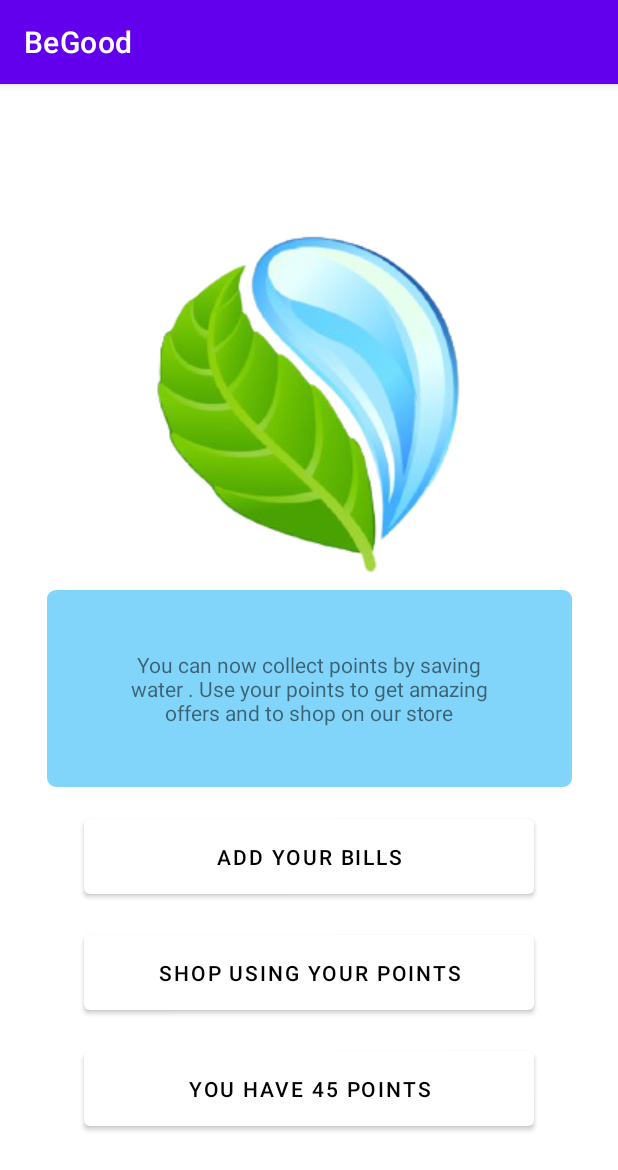
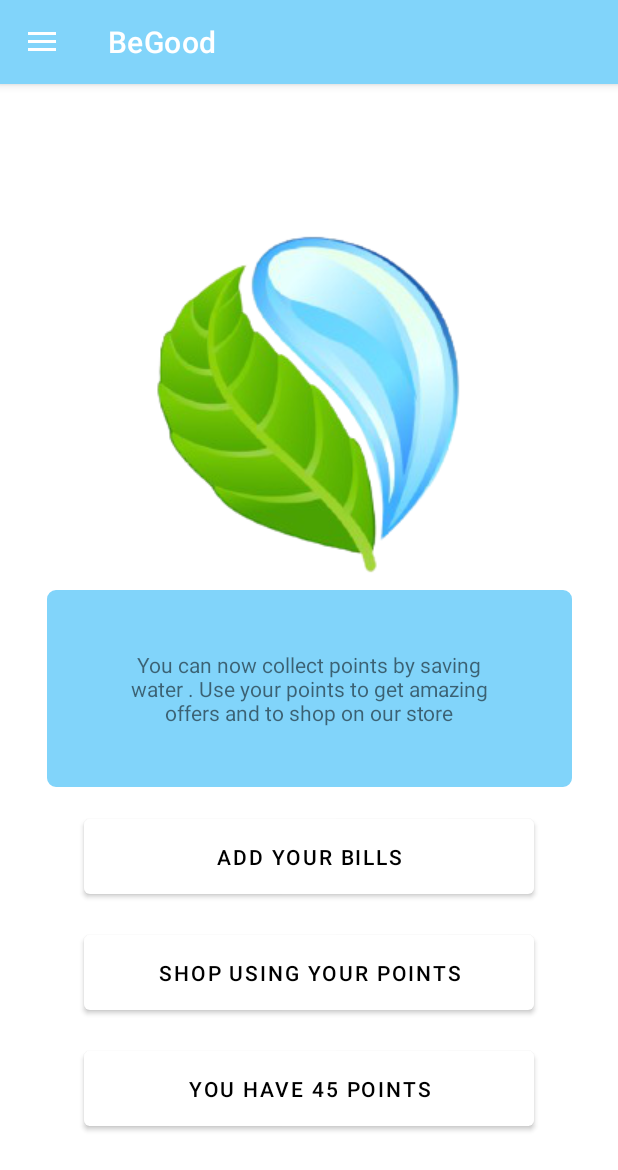
Before and after one commit to RahafJ/BeGoodProjectFinal, an Android app: the homepage screen opened directly, with no data from a screen before it, on a phone screen of 412 x 824 dp. Shown: the top 1170 px of the screen. Run offline under Robolectric (Android 15) with nearby library versions, the phone set to English and light mode, and no system bars; Roboto replaces fonts that are not available here.

Commit message:
SplashScreen,, LogIn,, Sign Up Page,, Home Page,,, navigation Drawer

```diff
--- a/app/src/main/AndroidManifest.xml
+++ b/app/src/main/AndroidManifest.xml
@@ -8,11 +8,11 @@
         android:label="@string/app_name"
         android:roundIcon="@mipmap/ic_launcher_round"
         android:supportsRtl="true"
-        android:theme="@style/SplashScreenTheme">
+        android:theme="@style/Theme.BeGoodProject">
 
-        <activity android:name=".SignUp"></activity>
-        <activity android:name=".homepage"></activity>
 
+        <activity android:name=".SignUp" />
+        <activity android:name=".homepage" />
         <activity android:name=".MainActivity">
             <intent-filter>
                 <action android:name="android.intent.action.MAIN" />
--- a/app/src/main/java/com/example/begoodproject/homepage.kt
+++ b/app/src/main/java/com/example/begoodproject/homepage.kt
@@ -1,15 +1,43 @@
 package com.example.begoodproject
 
 import android.os.Bundle
+import android.view.MenuItem
+import android.widget.Toast
+import androidx.appcompat.app.ActionBarDrawerToggle
 import androidx.appcompat.app.AppCompatActivity
+import kotlinx.android.synthetic.main.home_page.*
 
 class homepage : AppCompatActivity() {
+
+
+    lateinit var toggle: ActionBarDrawerToggle
     override fun onCreate(savedInstanceState: Bundle?) {
         super.onCreate(savedInstanceState)
         setTheme(R.style.Theme_BeGoodProject)
         setContentView(R.layout.home_page)
 
+        toggle = ActionBarDrawerToggle(this, drawerLayout, R.string.open, R.string.close )
+        drawerLayout.addDrawerListener(toggle)
+        toggle.syncState()
+        supportActionBar?.setDisplayHomeAsUpEnabled(true)
+        nav_view.setNavigationItemSelectedListener {
+            when(it.itemId){
+                R.id.home -> Toast.makeText(applicationContext,"Clicked Home", Toast.LENGTH_LONG).show()
+                R.id.reedemPoints -> Toast.makeText(applicationContext,"Clicked reedemPoints", Toast.LENGTH_LONG).show()
+                R.id.advice -> Toast.makeText(applicationContext,"Clicked advice", Toast.LENGTH_LONG).show()
+                R.id.goToShop -> Toast.makeText(applicationContext,"Clicked goToShop", Toast.LENGTH_LONG).show()
+                R.id.aboutUs -> Toast.makeText(applicationContext,"Clicked aboutUs", Toast.LENGTH_LONG).show()
+                R.id.signOut -> Toast.makeText(applicationContext,"Clicked signOut", Toast.LENGTH_LONG).show()
 
+            }
+            true
+        }
+    }
 
+    override fun onOptionsItemSelected(item: MenuItem): Boolean {
+        if(toggle.onOptionsItemSelected(item)){
+            return true
+        }
+        return super.onOptionsItemSelected(item)
     }
 }
--- /dev/null
+++ b/app/src/main/res/drawable/about_us.xml
@@ -0,0 +1,5 @@
+<vector android:height="24dp" android:tint="#03A4FF"
+    android:viewportHeight="24" android:viewportWidth="24"
+    android:width="24dp" xmlns:android="http://schemas.android.com/apk/res/android">
+    <path android:fillColor="@android:color/white" android:pathData="M11.99,2C6.47,2 2,6.48 2,12s4.47,10 9.99,10C17.52,22 22,17.52 22,12S17.52,2 11.99,2zM12,20c-4.42,0 -8,-3.58 -8,-8s3.58,-8 8,-8 8,3.58 8,8 -3.58,8 -8,8zM15.5,11c0.83,0 1.5,-0.67 1.5,-1.5S16.33,8 15.5,8 14,8.67 14,9.5s0.67,1.5 1.5,1.5zM8.5,11c0.83,0 1.5,-0.67 1.5,-1.5S9.33,8 8.5,8 7,8.67 7,9.5 7.67,11 8.5,11zM12,17.5c2.33,0 4.31,-1.46 5.11,-3.5L6.89,14c0.8,2.04 2.78,3.5 5.11,3.5z"/>
+</vector>
--- /dev/null
+++ b/app/src/main/res/drawable/button_custome.xml
@@ -0,0 +1,4 @@
+<?xml version="1.0" encoding="utf-8"?>
+<selector xmlns:android="http://schemas.android.com/apk/res/android">
+
+</selector>
--- /dev/null
+++ b/app/src/main/res/drawable/home.xml
@@ -0,0 +1,5 @@
+<vector android:height="24dp" android:tint="#03A4FF"
+    android:viewportHeight="24" android:viewportWidth="24"
+    android:width="24dp" xmlns:android="http://schemas.android.com/apk/res/android">
+    <path android:fillColor="@android:color/white" android:pathData="M10,20v-6h4v6h5v-8h3L12,3 2,12h3v8z"/>
+</vector>
--- /dev/null
+++ b/app/src/main/res/drawable/log_out.xml
@@ -0,0 +1,5 @@
+<vector android:autoMirrored="true" android:height="24dp"
+    android:tint="#03A4FF" android:viewportHeight="24"
+    android:viewportWidth="24" android:width="24dp" xmlns:android="http://schemas.android.com/apk/res/android">
+    <path android:fillColor="@android:color/white" android:pathData="M10.09,15.59L11.5,17l5,-5 -5,-5 -1.41,1.41L12.67,11H3v2h9.67l-2.58,2.59zM19,3H5c-1.11,0 -2,0.9 -2,2v4h2V5h14v14H5v-4H3v4c0,1.1 0.89,2 2,2h14c1.1,0 2,-0.9 2,-2V5c0,-1.1 -0.9,-2 -2,-2z"/>
+</vector>
--- /dev/null
+++ b/app/src/main/res/drawable/redeem.xml
@@ -0,0 +1,5 @@
+<vector android:height="24dp" android:tint="#03A4FF"
+    android:viewportHeight="24" android:viewportWidth="24"
+    android:width="24dp" xmlns:android="http://schemas.android.com/apk/res/android">
+    <path android:fillColor="@android:color/white" android:pathData="M20,6h-2.18c0.11,-0.31 0.18,-0.65 0.18,-1 0,-1.66 -1.34,-3 -3,-3 -1.05,0 -1.96,0.54 -2.5,1.35l-0.5,0.67 -0.5,-0.68C10.96,2.54 10.05,2 9,2 7.34,2 6,3.34 6,5c0,0.35 0.07,0.69 0.18,1L4,6c-1.11,0 -1.99,0.89 -1.99,2L2,19c0,1.11 0.89,2 2,2h16c1.11,0 2,-0.89 2,-2L22,8c0,-1.11 -0.89,-2 -2,-2zM15,4c0.55,0 1,0.45 1,1s-0.45,1 -1,1 -1,-0.45 -1,-1 0.45,-1 1,-1zM9,4c0.55,0 1,0.45 1,1s-0.45,1 -1,1 -1,-0.45 -1,-1 0.45,-1 1,-1zM20,19L4,19v-2h16v2zM20,14L4,14L4,8h5.08L7,10.83 8.62,12 11,8.76l1,-1.36 1,1.36L15.38,12 17,10.83 14.92,8L20,8v6z"/>
+</vector>
--- /dev/null
+++ b/app/src/main/res/drawable/shop.xml
@@ -0,0 +1,5 @@
+<vector android:height="24dp" android:tint="#03A4FF"
+    android:viewportHeight="24" android:viewportWidth="24"
+    android:width="24dp" xmlns:android="http://schemas.android.com/apk/res/android">
+    <path android:fillColor="@android:color/white" android:pathData="M16,6L16,4c0,-1.11 -0.89,-2 -2,-2h-4c-1.11,0 -2,0.89 -2,2v2L2,6v13c0,1.11 0.89,2 2,2h16c1.11,0 2,-0.89 2,-2L22,6h-6zM10,4h4v2h-4L10,4zM9,18L9,9l7.5,4L9,18z"/>
+</vector>
--- a/app/src/main/res/layout/activity_main.xml
+++ b/app/src/main/res/layout/activity_main.xml
@@ -95,14 +95,13 @@
         android:text="@string/forgetPassword"
         android:textColor="#000000"
         android:textSize="10sp"
-        app:backgroundTint="@color/white"
+        android:backgroundTint="@null"
         app:layout_constraintEnd_toEndOf="parent"
         app:layout_constraintStart_toStartOf="parent"
         app:layout_constraintTop_toBottomOf="@+id/btnLogin"
         android:height="60dp"
         android:layout_marginTop="10dp"
-
-        android:background="@drawable/custome_input"/>
+        android:background="@drawable/custome_button"/>
 
     <LinearLayout
         android:layout_width="match_parent"
--- a/app/src/main/res/layout/home_page.xml
+++ b/app/src/main/res/layout/home_page.xml
@@ -1,9 +1,17 @@
 <?xml version="1.0" encoding="utf-8"?>
-<androidx.constraintlayout.widget.ConstraintLayout xmlns:android="http://schemas.android.com/apk/res/android"
+
+<androidx.drawerlayout.widget.DrawerLayout xmlns:android="http://schemas.android.com/apk/res/android"
     xmlns:app="http://schemas.android.com/apk/res-auto"
     android:layout_width="match_parent"
-    android:layout_height="match_parent">
+    android:layout_height="match_parent"
+    tools.context= ".homepage"
+    android:id="@+id/drawerLayout">
 
+    <androidx.constraintlayout.widget.ConstraintLayout
+
+        android:layout_width="match_parent"
+        android:layout_height="match_parent"
+       >
     <ImageView
         android:id="@+id/imageView2"
         android:layout_width="wrap_content"
@@ -76,4 +84,13 @@
         android:layout_margin="15dp"
         android:padding="15dp"
         />
-</androidx.constraintlayout.widget.ConstraintLayout>
+    </androidx.constraintlayout.widget.ConstraintLayout>
+    <com.google.android.material.navigation.NavigationView
+        android:layout_width="wrap_content"
+        android:layout_height="match_parent"
+        android:id="@+id/nav_view"
+        app:menu="@menu/menu"
+        android:layout_gravity="start"
+        android:fitsSystemWindows="true"/>
+
+</androidx.drawerlayout.widget.DrawerLayout>
--- /dev/null
+++ b/app/src/main/res/menu/menu.xml
@@ -0,0 +1,36 @@
+<?xml version="1.0" encoding="utf-8"?>
+<menu xmlns:android="http://schemas.android.com/apk/res/android">
+    <item
+        android:id="@+id/home"
+        android:title="Home"
+        android:icon="@drawable/home"
+        />
+
+    <item
+        android:id="@+id/reedemPoints"
+        android:title="Reedem Points"
+        android:icon="@drawable/redeem"
+        />
+
+
+    <item
+        android:id="@+id/advice"
+        android:title="Advice"
+        android:icon="@drawable/advice"
+        />
+
+    <item
+        android:id="@+id/goToShop"
+        android:title="Go to shop"
+        android:icon="@drawable/shop"/>
+
+    <item
+        android:id="@+id/aboutUs"
+        android:title="About Us"
+        android:icon="@drawable/about_us"/>
+
+    <item
+        android:id="@+id/signOut"
+        android:title="Sign Out"
+        android:icon="@drawable/log_out"/>
+</menu>
--- a/app/src/main/res/values/strings.xml
+++ b/app/src/main/res/values/strings.xml
@@ -13,5 +13,8 @@
     <string name="addYourBills">Add your bills</string>
     <string name="shopUsingPoints">Shop using your points</string>
     <string name="PointsYouHave">you have 45 points</string>
+    <string name="title_activity_splash_screen">SplashScreen</string>
 
+    <string name="open">Open</string>
+    <string name="close">Close</string>
 </resources>
--- a/app/src/main/res/values/styles.xml
+++ b/app/src/main/res/values/styles.xml
@@ -1,2 +1,3 @@
 <?xml version="1.0" encoding="utf-8"?>
+
 <resources></resources>
--- a/app/src/main/res/values/themes.xml
+++ b/app/src/main/res/values/themes.xml
@@ -2,8 +2,8 @@
     <!-- Base application theme. -->
     <style name="Theme.BeGoodProject" parent="Theme.MaterialComponents.DayNight.DarkActionBar">
         <!-- Primary brand color. -->
-        <item name="colorPrimary">@color/purple_500</item>
-        <item name="colorPrimaryVariant">@color/purple_700</item>
+        <item name="colorPrimary">@color/buttonFill</item>
+        <item name="colorPrimaryVariant">@color/buttonFill</item>
         <item name="colorOnPrimary">@color/white</item>
         <!-- Secondary brand color. -->
         <item name="colorSecondary">@color/teal_200</item>
@@ -15,9 +15,11 @@
     </style>
 
 
-    <style name="SplashScreenTheme" parent="Theme.MaterialComponents.DayNight.NoActionBar">
-        <item name="android:windowBackground">@drawable/splash_image</item>
-        <item name="android:statusBarColor" tools:targetApi="l">?attr/colorPrimaryVariant</item>
 
-    </style>
+
+
+
+    <style name="SplashScreenTheme.AppBarOverlay" parent="ThemeOverlay.AppCompat.Dark.ActionBar" />
+
+    <style name="SplashScreenTheme.PopupOverlay" parent="ThemeOverlay.AppCompat.Light" />
 </resources>
--- a/build.gradle
+++ b/build.gradle
@@ -6,7 +6,7 @@ buildscript {
         mavenCentral()
     }
     dependencies {
-        classpath "com.android.tools.build:gradle:4.2.1"
+        classpath 'com.android.tools.build:gradle:7.0.0'
         classpath "org.jetbrains.kotlin:kotlin-gradle-plugin:$kotlin_version"
 
         // NOTE: Do not place your application dependencies here; they belong
@@ -18,7 +18,7 @@ allprojects {
     repositories {
         google()
         mavenCentral()
-        jcenter() // Warning: this repository is going to shut down soon
+        mavenCentral() // Warning: this repository is going to shut down soon
     }
 }
 
```
Also changed, not shown: app/build.gradle (+11 -2 lines), app/src/main/res/drawable/custome_button.xml (+3 -5 lines), gradle/wrapper/gradle-wrapper.properties.
